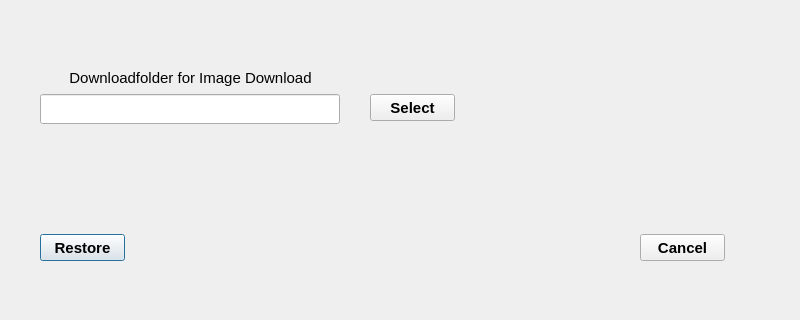
The window that gui_data/frm_settings.ui (kowmang/Eqsl_Program) describes before a commit, drawn with Qt 5; both pictures show x 0 to 800 and y 276 to 596 of the 800 by 596 pixel window.
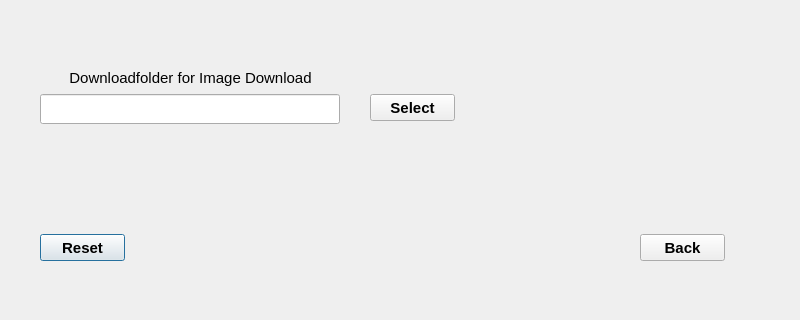
The same window after the commit.

```diff
--- a/gui_data/frm_settings.ui
+++ b/gui_data/frm_settings.ui
@@ -53,7 +53,7 @@
     </font>
    </property>
    <property name="text">
-    <string>Restore</string>
+    <string>Reset</string>
    </property>
   </widget>
   <widget class="QLabel" name="lb_downloadfolder_image">
@@ -108,7 +108,7 @@
     </font>
    </property>
    <property name="text">
-    <string>Cancel</string>
+    <string>Back</string>
    </property>
   </widget>
   <widget class="QPushButton" name="btn_search_download_dir">
```
